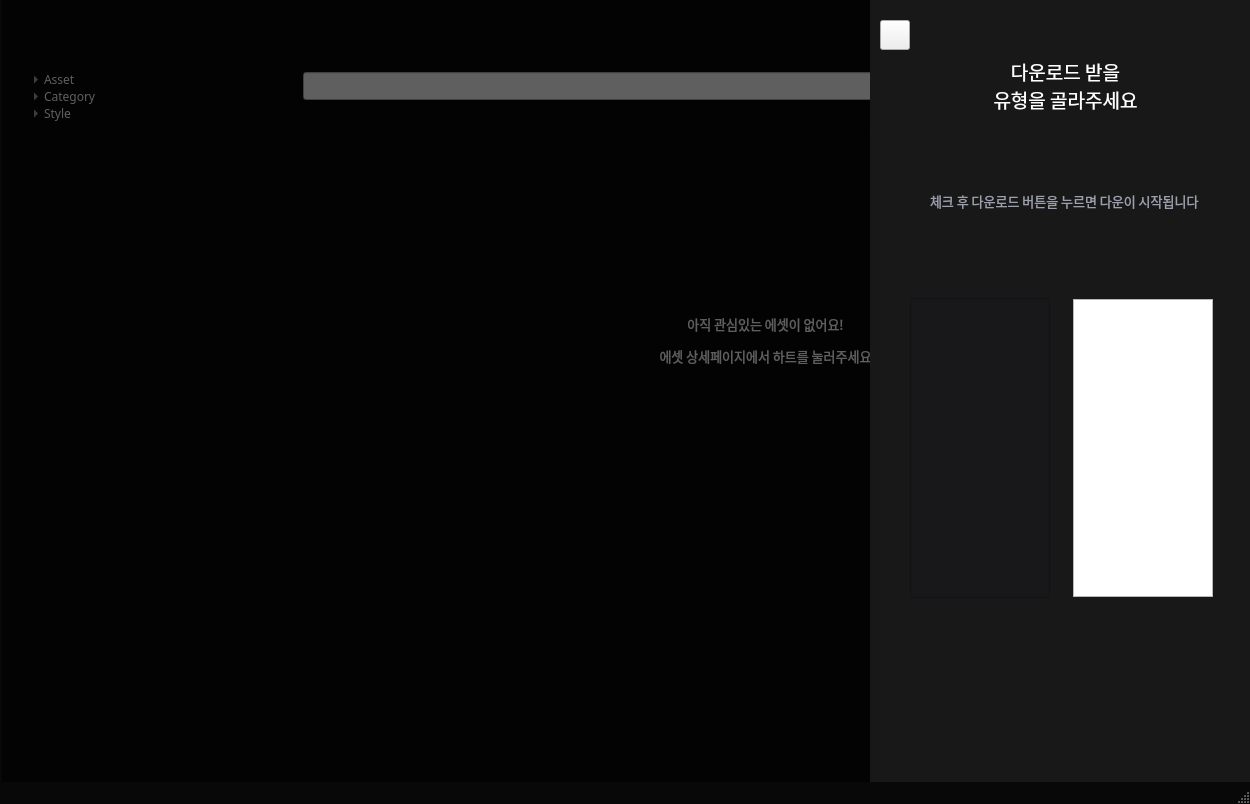
Before: the Qt Designer form gui/asset_main2.ui in oventd/NA_Spirit, drawn with Qt 5.
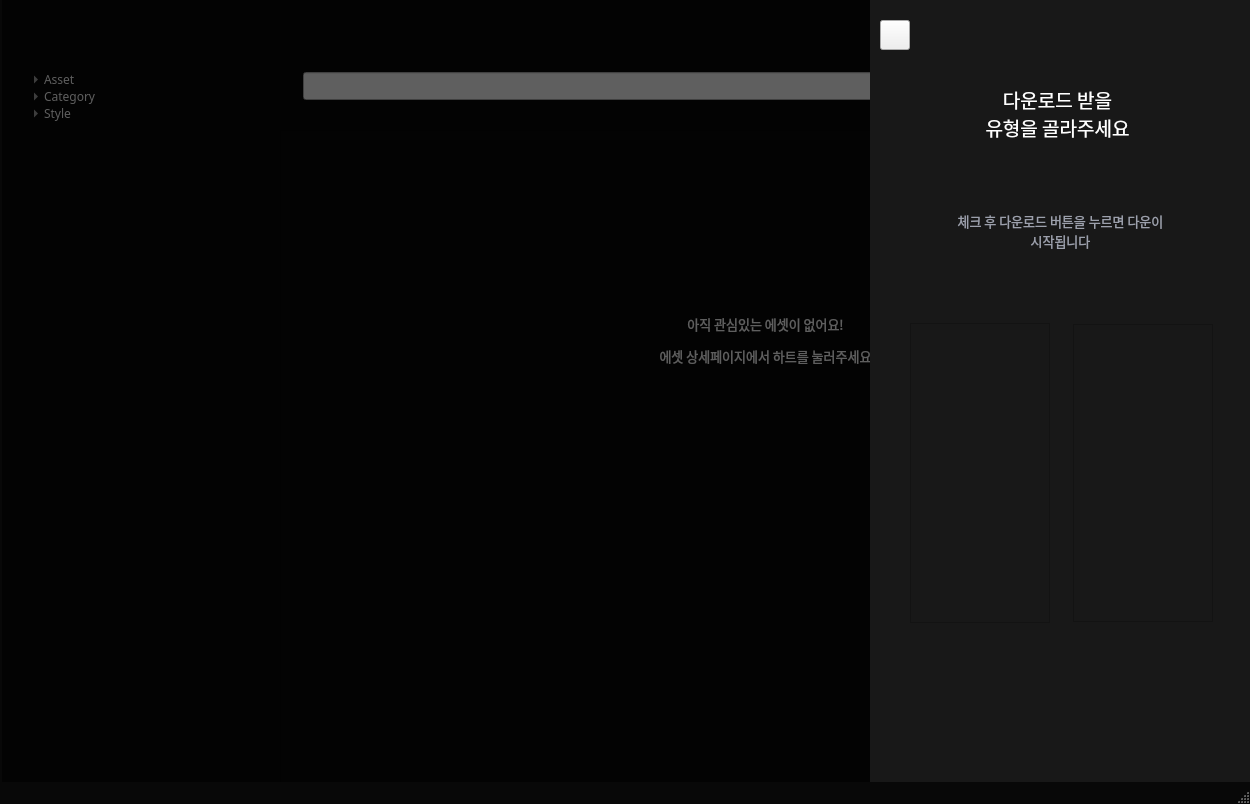
After: the same form once the commit is applied. The open tabs and pages were chosen to show the change. Icons and pictures are not drawn.

Commit message: 리스트 위젯 스타일위젯 정함

What changed in the file:
```diff
--- a/gui/asset_main2.ui
+++ b/gui/asset_main2.ui
@@ -1799,20 +1799,27 @@
       <property name="geometry">
        <rect>
         <x>203</x>
-        <y>299</y>
+        <y>324</y>
         <width>140</width>
         <height>298</height>
        </rect>
       </property>
+      <property name="font">
+       <font>
+        <family>Pretendard Variable</family>
+        <pointsize>8</pointsize>
+       </font>
+      </property>
       <property name="styleSheet">
-       <string notr="true"/>
+       <string notr="true">background-color: #181818; 
+color:#ffffff;</string>
       </property>
      </widget>
      <widget class="QLabel" name="ready_download">
       <property name="geometry">
        <rect>
-        <x>226</x>
-        <y>245</y>
+        <x>232</x>
+        <y>270</y>
         <width>91</width>
         <height>31</height>
        </rect>
@@ -1836,8 +1843,8 @@
      <widget class="QPushButton" name="download_format_touch_area">
       <property name="geometry">
        <rect>
-        <x>105</x>
-        <y>124</y>
+        <x>99</x>
+        <y>152</y>
         <width>181</width>
         <height>51</height>
        </rect>
@@ -1855,8 +1862,8 @@
      <widget class="QLabel" name="download_format_label">
       <property name="geometry">
        <rect>
-        <x>125</x>
-        <y>135</y>
+        <x>119</x>
+        <y>163</y>
         <width>139</width>
         <height>28</height>
        </rect>
@@ -1878,8 +1885,8 @@
       <property name="geometry">
        <rect>
         <x>60</x>
-        <y>180</y>
-        <width>281</width>
+        <y>210</y>
+        <width>261</width>
         <height>41</height>
        </rect>
       </property>
@@ -1895,6 +1902,9 @@
       <property name="text">
        <string>체크 후 다운로드 버튼을 누르면 다운이 시작됩니다</string>
       </property>
+      <property name="alignment">
+       <set>Qt::AlignCenter</set>
+      </property>
       <property name="wordWrap">
        <bool>true</bool>
       </property>
@@ -1902,8 +1912,8 @@
      <widget class="QLabel" name="label_7">
       <property name="geometry">
        <rect>
-        <x>90</x>
-        <y>60</y>
+        <x>82</x>
+        <y>88</y>
         <width>211</width>
         <height>51</height>
        </rect>
@@ -1932,13 +1942,13 @@
       <property name="geometry">
        <rect>
         <x>40</x>
-        <y>298</y>
+        <y>323</y>
         <width>140</width>
         <height>300</height>
        </rect>
       </property>
       <property name="styleSheet">
-       <string notr="true">background-color: #18181B; 
+       <string notr="true">background-color: #181818; 
 color:#ffffff;
 </string>
       </property>
@@ -1961,7 +1971,7 @@
       <property name="geometry">
        <rect>
         <x>59</x>
-        <y>659</y>
+        <y>689</y>
         <width>131</width>
         <height>51</height>
        </rect>
@@ -1980,7 +1990,7 @@
       <property name="geometry">
        <rect>
         <x>58</x>
-        <y>650</y>
+        <y>680</y>
         <width>281</width>
         <height>71</height>
        </rect>
@@ -2041,7 +2051,7 @@
       <property name="geometry">
        <rect>
         <x>195</x>
-        <y>659</y>
+        <y>689</y>
         <width>131</width>
         <height>51</height>
        </rect>
@@ -2062,7 +2072,7 @@
         <x>0</x>
         <y>0</y>
         <width>391</width>
-        <height>791</height>
+        <height>805</height>
        </rect>
       </property>
       <property name="styleSheet">
@@ -2075,8 +2085,8 @@
      <widget class="QLabel" name="already_download">
       <property name="geometry">
        <rect>
-        <x>70</x>
-        <y>240</y>
+        <x>76</x>
+        <y>265</y>
         <width>87</width>
         <height>41</height>
        </rect>
```
Left out of the diff: 6 changed lines with no effect on the pictures. The commit also changes 2 other files.
